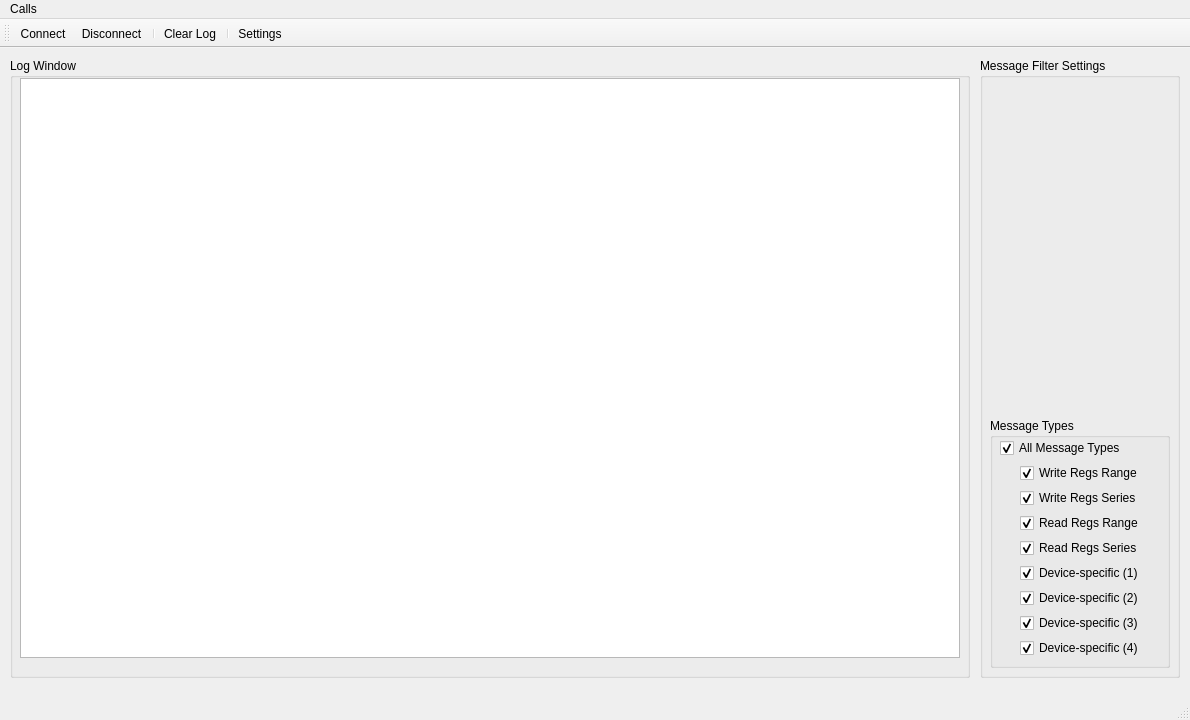
The window that src/main/main_window.ui (Clever0ne/CannabusControl) describes before a commit, drawn with Qt 5.
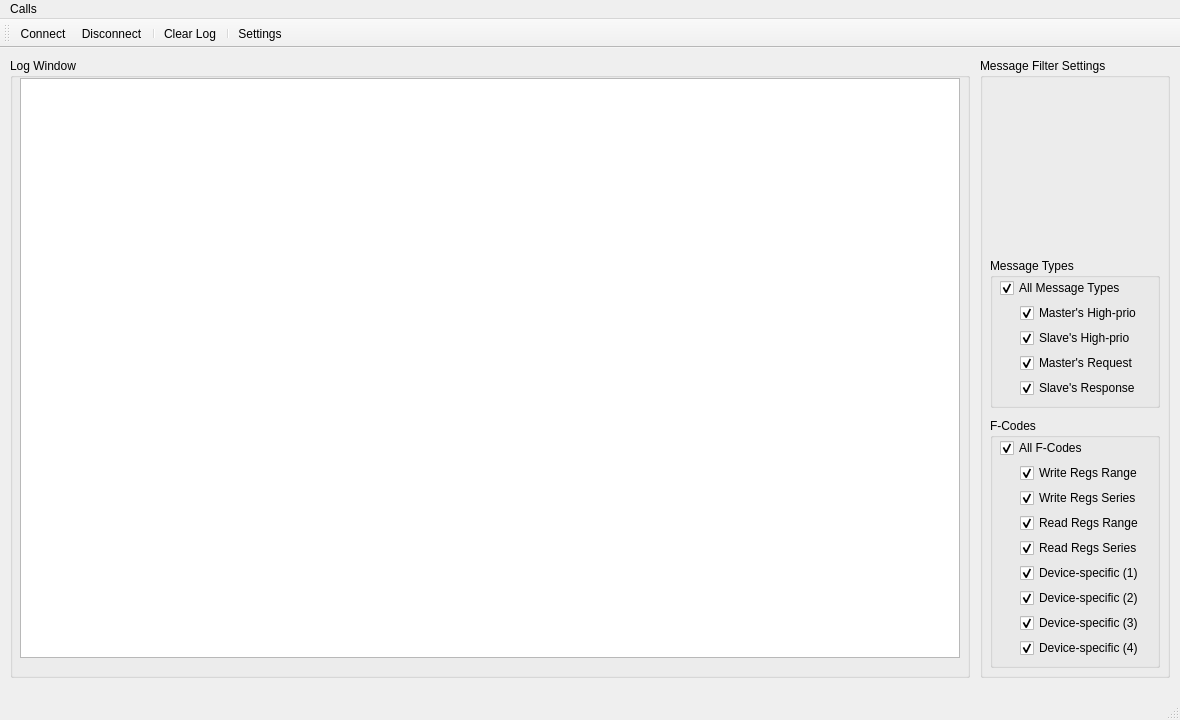
The same window after the commit. Icons and pictures are not drawn. Custom widgets are drawn as their Qt base class.

Commit message: Дабавил фильтрацию по типам сообщений (раньше была по F-кодам)

Patch:
```diff
--- a/src/main/main_window.ui
+++ b/src/main/main_window.ui
@@ -6,7 +6,7 @@
    <rect>
     <x>0</x>
     <y>0</y>
-    <width>1190</width>
+    <width>1180</width>
     <height>720</height>
    </rect>
   </property>
@@ -82,7 +82,7 @@
      <rect>
       <x>980</x>
       <y>10</y>
-      <width>200</width>
+      <width>190</width>
       <height>620</height>
      </rect>
     </property>
@@ -94,12 +94,12 @@
       <rect>
        <x>10</x>
        <y>360</y>
-       <width>180</width>
+       <width>170</width>
        <height>250</height>
       </rect>
      </property>
      <property name="title">
-      <string>Message Types</string>
+      <string>F-Codes</string>
      </property>
      <widget class="QCheckBox" name="filterReadRegsRange">
       <property name="geometry">
@@ -159,7 +159,7 @@
        </rect>
       </property>
       <property name="text">
-       <string>All Message Types</string>
+       <string>All F-Codes</string>
       </property>
       <property name="checked">
        <bool>true</bool>
@@ -249,6 +249,102 @@
       </property>
      </widget>
     </widget>
+    <widget class="QGroupBox" name="filterMsgTypesBox">
+     <property name="geometry">
+      <rect>
+       <x>10</x>
+       <y>200</y>
+       <width>170</width>
+       <height>150</height>
+      </rect>
+     </property>
+     <property name="title">
+      <string>Message Types</string>
+     </property>
+     <widget class="QCheckBox" name="filterMaster">
+      <property name="geometry">
+       <rect>
+        <x>30</x>
+        <y>95</y>
+        <width>130</width>
+        <height>20</height>
+       </rect>
+      </property>
+      <property name="text">
+       <string>Master's Request</string>
+      </property>
+      <property name="checked">
+       <bool>true</bool>
+      </property>
+     </widget>
+     <widget class="QCheckBox" name="filterSlave">
+      <property name="geometry">
+       <rect>
+        <x>30</x>
+        <y>120</y>
+        <width>130</width>
+        <height>20</height>
+       </rect>
+      </property>
+      <property name="text">
+       <string>Slave's Response</string>
+      </property>
+      <property name="checked">
+       <bool>true</bool>
+      </property>
+     </widget>
+     <widget class="QCheckBox" name="filterAllMsgTypes">
+      <property name="geometry">
+       <rect>
+        <x>10</x>
+        <y>20</y>
+        <width>140</width>
+        <height>20</height>
+       </rect>
+      </property>
+      <property name="text">
+       <string>All Message Types</string>
+      </property>
+      <property name="checked">
+       <bool>true</bool>
+      </property>
+      <property name="tristate">
+       <bool>false</bool>
+      </property>
+     </widget>
+     <widget class="QCheckBox" name="filterHighPrioMaster">
+      <property name="geometry">
+       <rect>
+        <x>30</x>
+        <y>45</y>
+        <width>130</width>
+        <height>20</height>
+       </rect>
+      </property>
+      <property name="text">
+       <string>Master's High-prio</string>
+      </property>
+      <property name="checked">
+       <bool>true</bool>
+      </property>
+     </widget>
+     <widget class="QCheckBox" name="filterHighPrioSlave">
+      <property name="geometry">
+       <rect>
+        <x>30</x>
+        <y>70</y>
+        <width>130</width>
+        <height>20</height>
+       </rect>
+      </property>
+      <property name="text">
+       <string>Slave's High-prio</string>
+      </property>
+      <property name="checked">
+       <bool>true</bool>
+      </property>
+     </widget>
+    </widget>
    </widget>
   </widget>
   <widget class="QMenuBar" name="menuBar">
@@ -256,7 +352,7 @@
     <rect>
      <x>0</x>
      <y>0</y>
-     <width>1190</width>
+     <width>1180</width>
      <height>26</height>
     </rect>
    </property>
```
Left out of the diff: 4 changed lines with no effect on the pictures. The commit also changes 2 other files.
